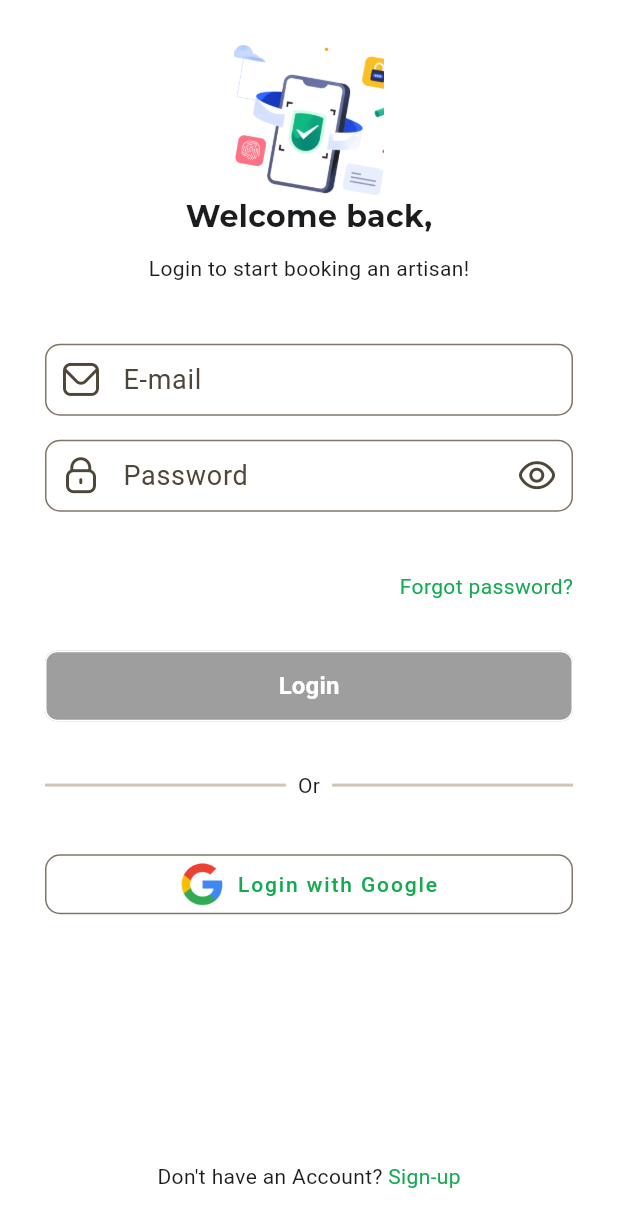
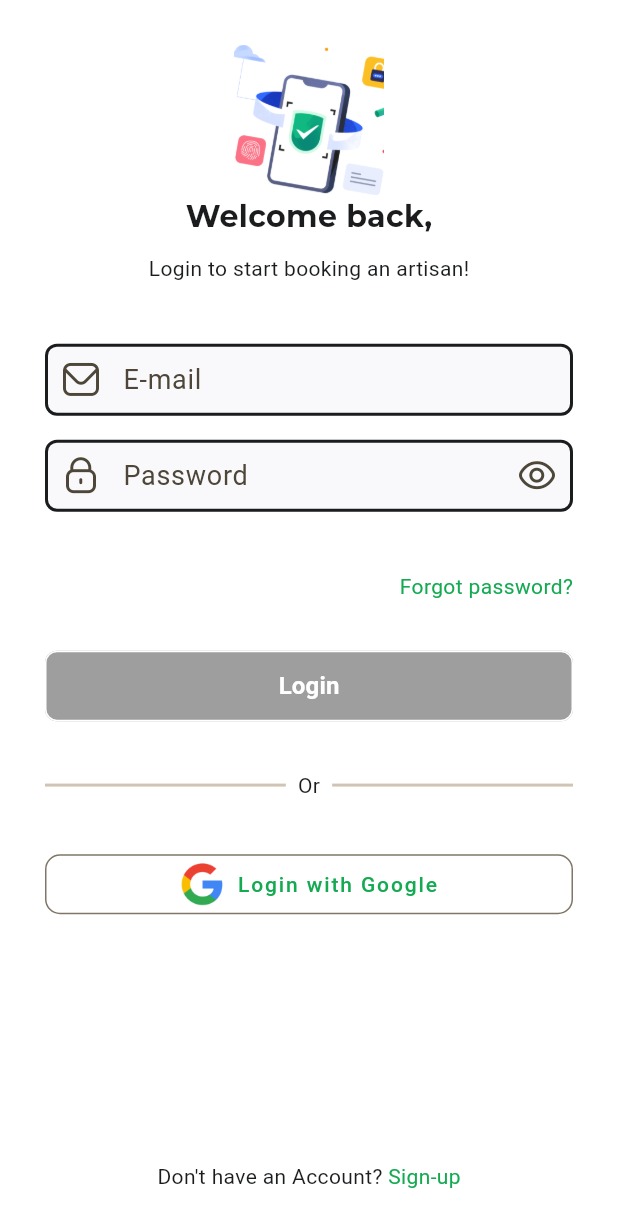
Before and after one commit to Awesomewsdm/service_masters, a Flutter app: the screen it shows after launch, on a phone screen of 412 x 824 dp. Shown: the top 1227 px of the screen. Run offline on Flutter 3.47's test engine with Material 3 defaults, Android fonts, the phone set to English and light mode, and no system bars; our stand-ins replace auto_route, chat_bubbles, cloud_firestore, equatable, firebase_auth, firebase_core and 25 more; missing offline and left inert: agora_rtc_engine, flutter_google_maps_webservices; accounts and stored records are empty; generated files the repository leaves out were written again.

Commit message:
Update theme data, chat repository, home screen data repository, and payment bloc

```diff
--- a/lib/common/components/service_card_widget.dart
+++ b/lib/common/components/service_card_widget.dart
@@ -25,7 +25,7 @@ class ServiceCard extends StatelessWidget {
             width: 150,
             child: Stack(
               children: [
-                Image.asset(
+                Image.network(
                   image,
                   height: 200,
                   width: 150,
--- a/lib/common/theme/theme_data.dart
+++ b/lib/common/theme/theme_data.dart
@@ -41,6 +41,32 @@ class AppThemeData {
           _darkFillColor,
         ),
         contentTextStyle: _textTheme.titleMedium!.apply(color: _darkFillColor),
+      ),
+      inputDecorationTheme: InputDecorationTheme(
+        focusedBorder: OutlineInputBorder(
+          borderRadius: BorderRadius.circular(8),
+          borderSide: BorderSide(
+            color: focusColor,
+            width: 2,
+          ),
+        ),
+        enabledBorder: OutlineInputBorder(
+          borderRadius: BorderRadius.circular(8),
+          borderSide: BorderSide(
+            color: colorScheme.onSurface,
+            width: 2,
+          ),
+        ),
+        border: OutlineInputBorder(
+          borderRadius: BorderRadius.circular(8),
+          borderSide: BorderSide(
+            color: colorScheme.onSurface,
+            width: 2,
+          ),
+        ),
+        filled: true,
+        fillColor: colorScheme.surface,
+        contentPadding: const EdgeInsets.all(16),
       ),
     );
   }
--- a/lib/home/repository/home_screen_data_repository_impl.dart
+++ b/lib/home/repository/home_screen_data_repository_impl.dart
@@ -10,12 +10,6 @@ class HomeScreenDataRepositoryImpl implements HomeScreenDataRepository {
       final snapshot = await firestoreService.servicesCollection.get();
       final categories = snapshot.docs.map((e) {
         final data = e.data()! as Map<String, dynamic>;
-
-        final services = (data["services"] as List<dynamic>).map((serviceData) {
-          return Service.fromJson(serviceData as Map<String, dynamic>);
-        }).toList();
-
-        data["services"] = services;
 
         return Category.fromJson(data);
       }).toList();
--- a/lib/payment/bloc/payment_bloc.dart
+++ b/lib/payment/bloc/payment_bloc.dart
@@ -5,8 +5,6 @@ part "payment_state.dart";
 
 class PaymentBloc extends Bloc<PaymentEvent, PaymentState> {
   PaymentBloc() : super(const PaymentInitial()) {
-    on<PaymentEvent>((event, emit) {
-      // TODO: implement event handler
-    });
+    on<PaymentEvent>((event, emit) {});
   }
 }
```
Also changed, not shown: lib/data/repositories/chat/chat_repository.dart (line endings or trailing spaces).
